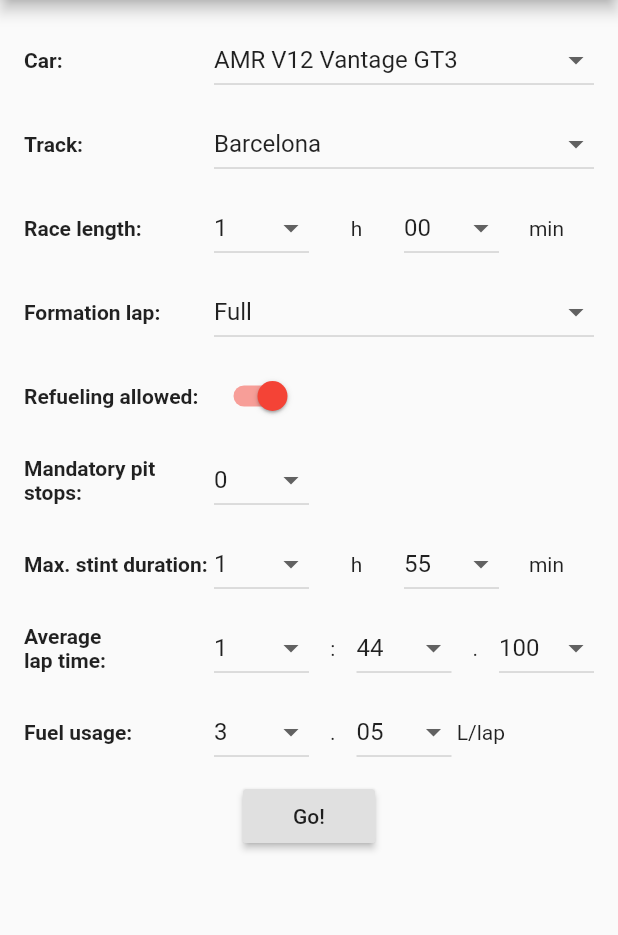
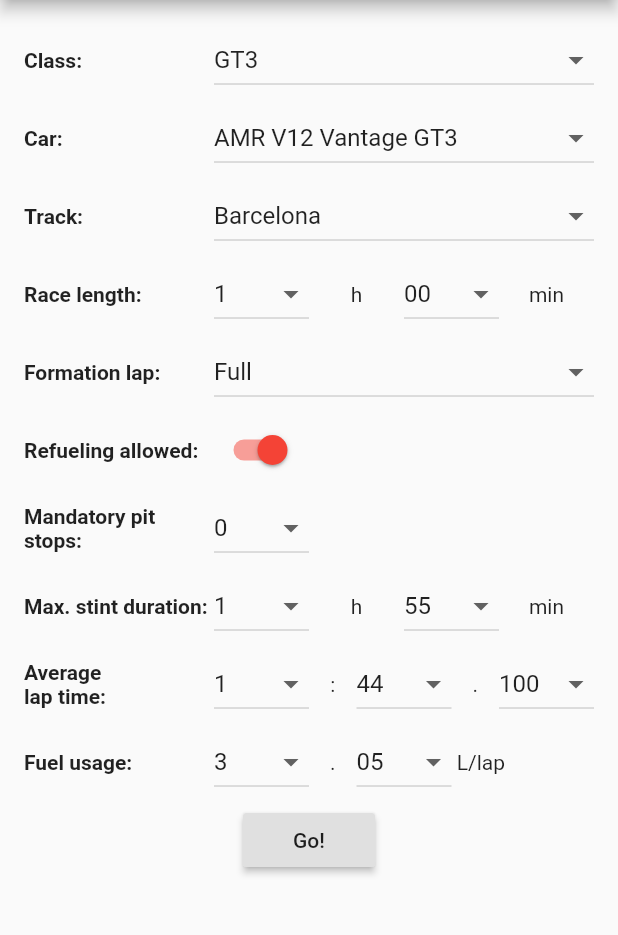
Before and after one commit to sylvainvillet/acc_race_strategy, a Flutter app: the screen it shows after launch, after a tap on "Go!", on a phone screen of 412 x 824 dp, the part 84-1019 px from its top. Run offline on Flutter 3.47's test engine with Material 2 defaults, Android fonts, the phone set to English and light mode, and no system bars; our stand-ins replace package_info, shared_preferences, theme_provider.

Commit message:
Separated classes GT3, GT4, CUP and ST

```diff
--- a/lib/cars.dart
+++ b/lib/cars.dart
@@ -7,9 +7,17 @@ class Car {
   final int tank;
 }
 
-Car getCar(String ksName)
+Car getFirstCar(String className)
 {
-  Car returnValue = carsList[0];
+  for (Car car in carsList)
+    if (car.className == className)
+      return car;
+
+  return carsList[0];
+}
+Car getCar(String className, String ksName)
+{
+  Car returnValue = getFirstCar(className);
   for (Car car in carsList)
       if (car.ksName == ksName)
         returnValue = car;
@@ -27,12 +35,26 @@ const List<Car> carsList = [
   Car("GT3", "ferrari_488_gt3", "Ferrari 488 GT3", 110),
   Car("GT3", "honda_nsx_gt3_evo", "Honda NSX GT3 Evo", 120),
   Car("GT3", "lamborghini_huracan_gt3_evo", "Lamborghini Huracan GT3 Evo", 120),
-  Car("GT3", "lamborghini_huracan_st", "Lamborghini Huracan ST", 120),
   Car("GT3", "lexus_rc_f_gt3", "Lexus RC-F GT3", 120),
   Car("GT3", "mclaren_650s_gt3", "McLaren 650S GT3", 125),
   Car("GT3", "mclaren_720s_gt3", "McLaren 720S GT3", 125),
   Car("GT3", "mercedes_amg_gt3", "Mercedes-AMG GT3", 120),
   Car("GT3", "nissan_gt_r_gt3_2018", "Nissan GT-R Nismo GT3", 132),
-  Car("GT3", "porsche_991ii_gt3_cup", "Porsche 911 II GT3 Cup", 100),
   Car("GT3", "porsche_991ii_gt3_r", "Porsche 911 II GT3 R", 120),
+
+  Car("GT4", "todo_alpine_a110_gt4", "Alpine A110 GT4", 999),
+  Car("GT4", "todo_amr_V8_vantage_gt4", "Aston Martin V8 Vantage GT4", 999),
+  Car("GT4", "todo_audi_r8_lms_gt4", "Audi R8 LMS GT4", 999),
+  Car("GT4", "todo_bmw_m4_gt4", "BMW M4 GT4", 999),
+  Car("GT4", "todo_chevrolet_camaro_gt4r", "Chevrolet Camaro GT4.R", 999),
+  Car("GT4", "todo_ginetta_g55_gt4", "Ginetta G55 GT4", 999),
+  Car("GT4", "todo_ktm_xbow_gt4", "KTM X-BOW GT4", 999),
+  Car("GT4", "todo_maserati_granturismo_mc_gt4", "Maserati Granturismo MC GT4", 999),
+  Car("GT4", "todo_mclaren_570s_gt4", "McLaren 570S GT4", 999),
+  Car("GT4", "todo_mercedes_amg_gt4", "Mercedes AMG GT4", 999),
+  Car("GT4", "todo_porsche_718_cayman_gt4", "Porsche 718 Cayman GT4", 999),
+
+  Car("CUP", "porsche_991ii_gt3_cup", "Porsche 911 II GT3 Cup", 100),
+
+  Car("ST", "lamborghini_huracan_st", "Lamborghini Huracan ST", 120),
 ];
--- a/lib/fuel_usage_default.dart
+++ b/lib/fuel_usage_default.dart
@@ -15,7 +15,7 @@ double getFuelUsageDefault(Car car, Track track)
     if ((fuelUsageItem.carKsName == car.ksName) && (fuelUsageItem.trackKsName == track.ksName))
       return fuelUsageItem.fuelUsage;
 
-  return 3.5;
+  return 1.0;
 }
 
 const List<FuelUsageType> fuelUsageDefaultList = [
--- a/lib/race_input.dart
+++ b/lib/race_input.dart
@@ -16,11 +16,14 @@ class RaceInput extends StatefulWidget {
 }
 
 class RaceInputState extends State<RaceInput> {
-  final _formKey = GlobalKey<FormState>();
   Race _race = Race(
-      carsList[0], tracksList[0], 1, 3600, true, 0, 3.0, tracksList[0].lapTime);
+      carsList[0], tracksList[0], 1, 3600, true, 0, 3.0, tracksList[0].lapTimeGT3);
 
-  final margin = 8.0;
+  final margin = 4.0;
+
+  int _classIndex = 0;
+
+  List<Car> _cars = List();
 
   int _durationHours;
   int _durationMinutes;
@@ -35,7 +38,9 @@ class RaceInputState extends State<RaceInput> {
   int _fuelUsageLiters = 1;
   int _fuelUsageCentiliters = 0;
 
-  List<DropdownMenuItem<Car>> _carsDropDownMenuItems;
+  List<DropdownMenuItem<int>> _classDropDownMenuItems;
+  List<DropdownMenuItem<Car>> _gt3CarsDropDownMenuItems;
+  List<DropdownMenuItem<Car>> _gt4CarsDropDownMenuItems;
   List<DropdownMenuItem<Track>> _tracksDropDownMenuItems;
   List<DropdownMenuItem<int>> _formationLapDropDownMenuItems;
   List<DropdownMenuItem<int>> _durationHoursDropDownMenuItems;
@@ -51,7 +56,14 @@ class RaceInputState extends State<RaceInput> {
 
   @override
   void initState() {
-    _carsDropDownMenuItems = getCarsDropDownMenuItems();
+    _cars.add(getFirstCar('GT3'));
+    _cars.add(getFirstCar('GT4'));
+    _cars.add(getFirstCar('CUP'));
+    _cars.add(getFirstCar('ST'));
+
+    _classDropDownMenuItems = getClassDropDownMenuItems();
+    _gt3CarsDropDownMenuItems = getCarsDropDownMenuItems('GT3');
+    _gt4CarsDropDownMenuItems = getCarsDropDownMenuItems('GT4');
     _tracksDropDownMenuItems = getTracksDropDownMenuItems();
     _formationLapDropDownMenuItems = getFormationLapDropDownMenuItems();
     _durationHoursDropDownMenuItems = getIntDropDownMenuItems(0, 24, 1, 0);
@@ -75,11 +87,15 @@ class RaceInputState extends State<RaceInput> {
   void _loadSettings() async {
     final settings = await SharedPreferences.getInstance();
 
-    final carName = settings.getString('carName') ?? '';
+    _classIndex = settings.getInt('classIndex') ?? 0;
+
+    _cars[0] = getCar('GT3', settings.getString(getCarSettingsKey('GT3')) ?? '');
+    _cars[1] = getCar('GT4', settings.getString(getCarSettingsKey('GT4')) ?? '');
+
     final trackName = settings.getString('trackName') ?? '';
 
     setState(() {
-      _race.car = getCar(carName);
+      _race.car = _cars[_classIndex];
       _race.track = getTrack(trackName);
       _race.formationLap = settings.getInt('formationLap') ?? 1;
       _race.raceDuration = settings.getInt('raceDuration') ?? 3600;
@@ -103,7 +119,9 @@ class RaceInputState extends State<RaceInput> {
 
   void _saveSettings() async {
     final settings = await SharedPreferences.getInstance();
-    settings.setString('carName', _race.car.ksName);
+    settings.setInt('classIndex', _classIndex);
+    settings.setString(getCarSettingsKey('GT3'), _cars[0].ksName);
+    settings.setString(getCarSettingsKey('GT4'), _cars[1].ksName);
     settings.setString('trackName', _race.track.ksName);
     settings.setInt('formationLap', _race.formationLap);
     settings.setInt('raceDuration', _race.raceDuration);
@@ -118,8 +136,8 @@ class RaceInputState extends State<RaceInput> {
     final settings = await SharedPreferences.getInstance();
     setState(() {
       _race.lapTime = settings.getDouble(
-        getLapTimeSettingsKey(_race.track, _race.car)) ??
-          _race.track.lapTime;
+        getLapTimeSettingsKey(_race.track, _cars[_classIndex])) ??
+          _race.track.getLapTime(_cars[_classIndex].className);
 
       _lapTimeMinutes = (_race.lapTime / 60).floor();
       _lapTimeSeconds = (_race.lapTime - _lapTimeMinutes * 60).floor();
@@ -130,7 +148,7 @@ class RaceInputState extends State<RaceInput> {
   void _saveLapTime() async {
     final settings = await SharedPreferences.getInstance();
     settings.setDouble(
-        getLapTimeSettingsKey(_race.track, _race.car),
+        getLapTimeSettingsKey(_race.track, _cars[_classIndex]),
         _race.lapTime);
   }
 
@@ -148,8 +166,8 @@ class RaceInputState extends State<RaceInput> {
     final settings = await SharedPreferences.getInstance();
     setState(() {
       _race.fuelUsage = settings.getDouble(
-          getFuelUsageSettingsKey(_race.track, _race.car))??
-          getFuelUsageDefault(_race.car, _race.track);
+          getFuelUsageSettingsKey(_race.track, _cars[_classIndex]))??
+          getFuelUsageDefault(_cars[_classIndex], _race.track);
       _fuelUsageLiters = _race.fuelUsage.floor();
       _fuelUsageCentiliters = (_race.fuelUsage * 100).floor() % 100;
     });
@@ -158,7 +176,7 @@ class RaceInputState extends State<RaceInput> {
   void _saveFuelUsage() async {
     final settings = await SharedPreferences.getInstance();
     settings.setDouble(
-        getFuelUsageSettingsKey(_race.track, _race.car),
+        getFuelUsageSettingsKey(_race.track, _cars[_classIndex]),
         _race.fuelUsage);
   }
 
@@ -178,10 +196,11 @@ class RaceInputState extends State<RaceInput> {
       child: Container(
         padding: const EdgeInsets.all(16),
         child: Form(
-          key: _formKey,
           child: Column(
             mainAxisAlignment: MainAxisAlignment.start,
             children: <Widget>[
+              classRow(),
+              SizedBox(height: margin),
               carRow(),
               SizedBox(height: margin),
               trackRow(),
@@ -202,7 +221,7 @@ class RaceInputState extends State<RaceInput> {
               SizedBox(height: margin),
               RaisedButton(
                 onPressed: () {
-                  if (_formKey.currentState.validate()) {
+                    _race.car = _cars[_classIndex];
                     _race.computeStrategies();
                     FocusScope.of(context).unfocus();
 
@@ -222,7 +241,6 @@ class RaceInputState extends State<RaceInput> {
                       );
                     }
                     _saveSettings();
-                  }
                 },
                 child: Text('Go!'),
               ),
@@ -233,23 +251,67 @@ class RaceInputState extends State<RaceInput> {
     );
   }
 
-  List<DropdownMenuItem<Car>> getCarsDropDownMenuItems() {
+  List<DropdownMenuItem<int>> getClassDropDownMenuItems() {
+    return [
+      DropdownMenuItem(value: 0, child: Text('GT3')),
+      DropdownMenuItem(value: 1, child: Text('GT4')),
+      DropdownMenuItem(value: 2, child: Text('CUP')),
+      DropdownMenuItem(value: 3, child: Text('ST')),
+    ];
+  }
+
+  List<DropdownMenuItem<Car>> getCarsDropDownMenuItems(String className) {
     List<DropdownMenuItem<Car>> items = List();
     for (Car car in carsList) {
-      items.add(DropdownMenuItem(value: car, child: Text(car.displayName)));
+      if (car.className == className)
+        items.add(DropdownMenuItem(value: car, child: Text(car.displayName)));
     }
     return items;
+  }
+
+  Widget classRow() {
+    return buildRowTextAndWidget(
+      "Class:",
+      DropdownButton(
+        value: _classIndex,
+        items: _classDropDownMenuItems,
+        onChanged: (int classIndex) {
+          setState(() {
+            _classIndex = classIndex;
+            _loadLapTime();
+            _loadFuelUsage();
+          });
+        },
+        isExpanded: true,
+      ),
+    );
   }
 
   Widget carRow() {
     return buildRowTextAndWidget(
       "Car:",
-      DropdownButton(
-        value: _race.car,
-        items: _carsDropDownMenuItems,
-        onChanged: carChanged,
-        isExpanded: true,
-      ),
+      Container(
+        child: IndexedStack(
+          index: _classIndex,
+          alignment: Alignment.centerLeft,
+          children: [
+            DropdownButton(
+              value: _cars[0],
+              items: _gt3CarsDropDownMenuItems,
+              onChanged: carChanged,
+              isExpanded: true,
+            ),
+            DropdownButton(
+              value: _cars[1],
+              items: _gt4CarsDropDownMenuItems,
+              onChanged: carChanged,
+              isExpanded: true,
+            ),
+            Text(_cars[2].displayName),
+            Text(_cars[3].displayName),
+          ],
+        ),
+      )
     );
   }
 
@@ -491,7 +553,7 @@ class RaceInputState extends State<RaceInput> {
 
   void carChanged(Car newCar) async {
     setState(() {
-      _race.car = newCar;
+      _cars[_classIndex] = newCar;
     });
     _loadLapTime();
     _loadFuelUsage();
--- a/lib/tracks.dart
+++ b/lib/tracks.dart
@@ -1,11 +1,29 @@
+import 'package:flutter/material.dart';
+
 class Track {
-  const Track(this.ksName, this.displayName, this.length, this.lapTime, this.timeLostInPits);
+  const Track(this.ksName, this.displayName, this.length, this.lapTimeGT3,
+      this.lapTimeGT4, this.timeLostInPits);
 
   final String ksName;
   final String displayName;
   final int length;
-  final double lapTime;
+  final double lapTimeGT3;
+  final double lapTimeGT4;
   final int timeLostInPits;
+
+  double getLapTime(String className)
+  {
+    if (className == 'GT3')
+      return lapTimeGT3;
+    else if (className == 'GT4')
+      return lapTimeGT4;
+    else if (className == 'CUP')
+      return lapTimeGT3 * 1.025;
+    else if (className == 'ST')
+      return lapTimeGT3 * 1.03;
+    else
+      return 0.0;
+  }
 }
 
 Track getTrack(String ksName)
@@ -18,20 +36,21 @@ Track getTrack(String ksName)
   return returnValue;
 }
 
+
 const List<Track> tracksList = [
-  Track("barcelona", "Barcelona", 4665, 104.1, 60),
-  Track("Brands_Hatch", "Brands Hatch", 3908, 83.9, 60),
-  Track("hungaroring", "Hungaroring", 4381, 104.5, 60),
-  Track("Kyalami", "Kyalami", 4522, 101.0, 60),
-  Track("Laguna_Seca", "Laguna Seca", 3602, 82.6, 60),
-  Track("misano", "Misano", 4226, 93.8, 60),
-  Track("mont_panorama", "Mount Panorama", 6213, 120.6, 60),
-  Track("monza", "Monza", 5793, 106.7, 60),
-  Track("nurburgring", "Nürburgring", 5137, 114.1, 60),
-  Track("Paul_Ricard", "Paul Ricard", 5842, 114.2, 60),
-  Track("Silverstone", "Silverstone", 5891, 117.8, 60),
-  Track("Spa", "Spa", 7004, 138.0, 90),
-  Track("Suzuka", "Suzuka", 5807, 119.7, 60),
-  Track("zandvoort", "Zandvoort", 4252, 95.0, 60),
-  Track("zolder", "Zolder", 4011, 87.8, 60),
+  Track("barcelona",      "Barcelona",      4665, 104.1, 104.1, 60),
+  Track("Brands_Hatch",   "Brands Hatch",   3908, 83.9,  90.7,  60), // Peach
+  Track("hungaroring",    "Hungaroring",    4381, 104.5, 104.5, 60),
+  Track("Kyalami",        "Kyalami",        4522, 101.0, 101.0, 60),
+  Track("Laguna_Seca",    "Laguna Seca",    3602, 82.6,  82.6,  60),
+  Track("misano",         "Misano",         4226, 93.8,  102.5, 60), // IRL
+  Track("mont_panorama",  "Mount Panorama", 6213, 120.6, 120.6, 60),
+  Track("monza",          "Monza",          5793, 106.7, 119.0, 60), // IRL
+  Track("nurburgring",    "Nürburgring",    5137, 114.1, 123.9, 60), // IRL
+  Track("Paul_Ricard",    "Paul Ricard",    5842, 114.2, 132.2, 60), // IRL
+  Track("Silverstone",    "Silverstone",    5891, 117.8, 117.8, 60),
+  Track("Spa",            "Spa",            7004, 138.0, 138.0, 90),
+  Track("Suzuka",         "Suzuka",         5807, 119.7, 119.7, 60),
+  Track("zandvoort",      "Zandvoort",      4252, 95.0,  95.0,  60),
+  Track("zolder",         "Zolder",         4011, 87.8,  95.1,  60), // Peach
 ];
--- a/lib/utils.dart
+++ b/lib/utils.dart
@@ -1,6 +1,10 @@
 import 'package:flutter/material.dart';
 import './cars.dart';
 import './tracks.dart';
+
+String getCarSettingsKey(String className) {
+  return 'carName-' + className;
+}
 
 String getFuelUsageSettingsKey(Track track, Car car) {
   return 'fuelUsage-' + track.ksName + '-' + car.ksName;
```
